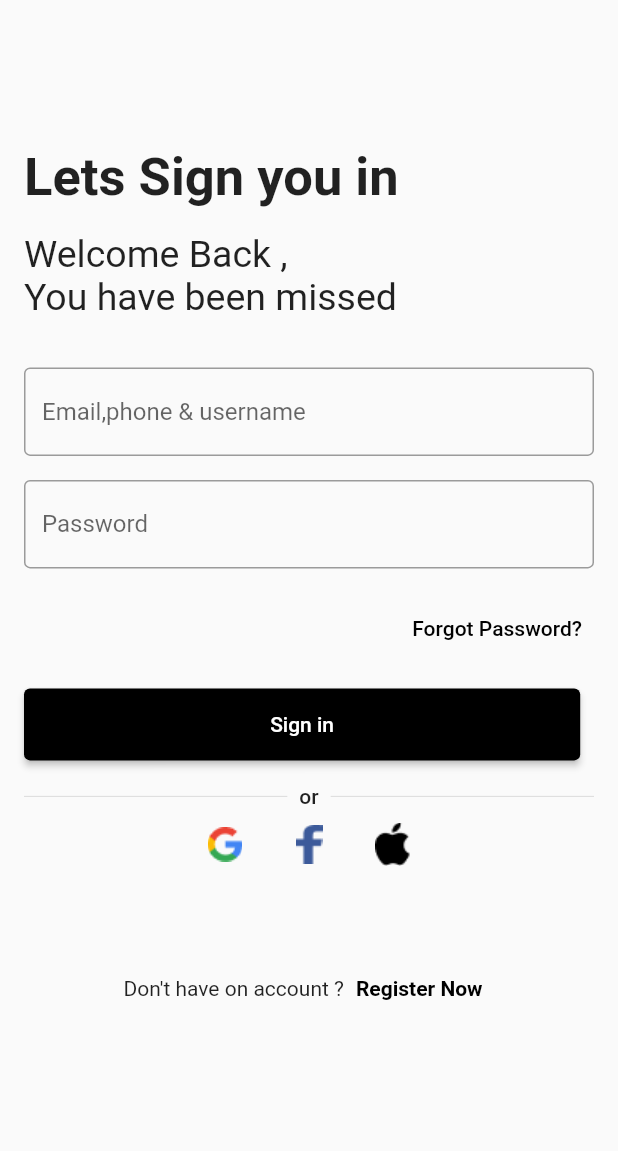
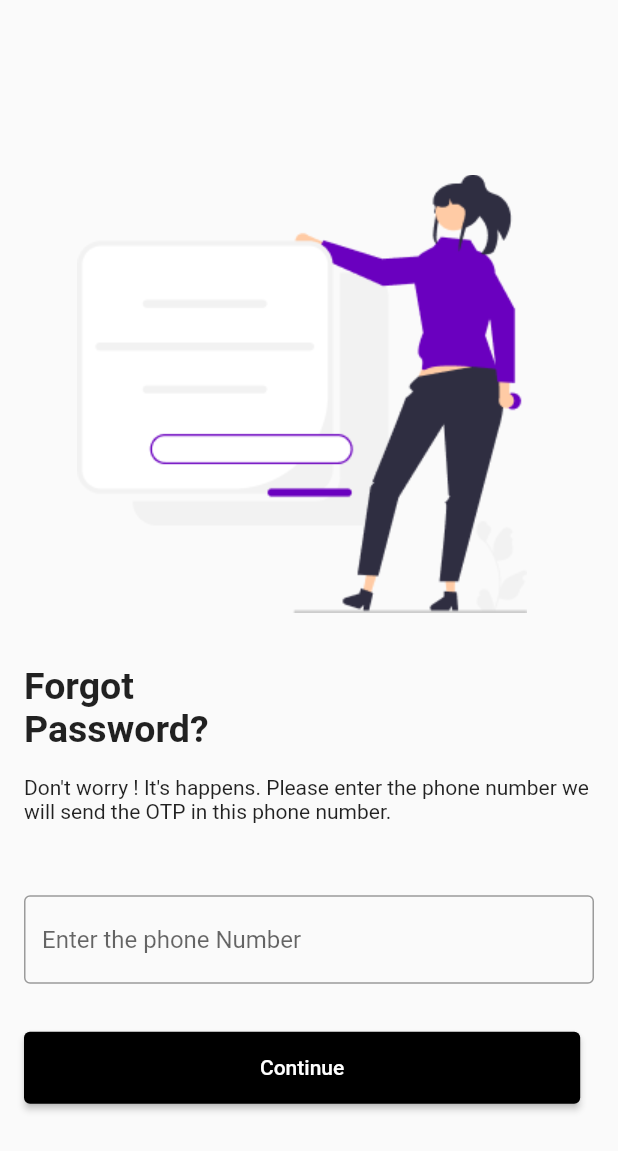
Before and after one commit to beProBro/auth_screen, a Flutter app: the SignInPage screen opened directly, after a tap on "Forgot Password?", on a phone screen of 412 x 824 dp. Shown: the top 1151 px of the screen. Run offline on Flutter 3.47's test engine with Material 2 defaults, Android fonts, the phone set to English and light mode, and no system bars; our stand-ins replace device_preview, pinput.

Commit message:
completed auth otp & forgot password

```diff
--- /dev/null
+++ b/lib/screen/forgotPassword-page.dart
@@ -0,0 +1,53 @@
+import 'package:auth_project/configs.dart';
+import 'package:auth_project/screen/otpVerification-page.dart';
+import 'package:auth_project/widgets/primaryButton-widget.dart';
+import 'package:auth_project/widgets/textfields-widget.dart';
+import 'package:flutter/material.dart';
+
+class ForgotPasswordPage extends StatelessWidget {
+  late Size size;
+  @override
+  Widget build(BuildContext context) {
+    size = MediaQuery.of(context).size;
+    return Scaffold(
+      body: Padding(
+        padding: const EdgeInsets.all(defaultPadding),
+        child: Column(
+          crossAxisAlignment: CrossAxisAlignment.start,
+          children: [
+            SizedBox(height: size.height * 0.08),
+            SizedBox(
+                width: size.width * 0.9,
+                child: Image.asset(
+                    "assets/images/forgot_password_background.png")),
+            const Text(
+              "Forgot \nPassword?",
+              style: TextStyle(fontWeight: FontWeight.bold, fontSize: 25),
+            ),
+            const Padding(
+              padding: EdgeInsets.symmetric(vertical: defaultPadding),
+              child: Text(
+                "Don't worry ! It's happens. Please enter the phone number we will send the OTP in this phone number.",
+              ),
+            ),
+            TextFieldWidget(
+              hint: "Enter the phone Number",
+            ),
+            Container(
+              margin: const EdgeInsets.symmetric(vertical: defaultPadding * 2),
+              width: size.width * 0.9,
+              child: PrimaryButtonWidget(
+                  onPressed: () {
+                    Navigator.push(
+                        context,
+                        MaterialPageRoute(
+                            builder: (context) => OtpVerificationPage()));
+                  },
+                  name: "Continue"),
+            )
+          ],
+        ),
+      ),
+    );
+  }
+}
--- a/lib/screen/signin-page.dart
+++ b/lib/screen/signin-page.dart
@@ -1,7 +1,10 @@
 import 'dart:ui';
 
 import 'package:auth_project/configs.dart';
+import 'package:auth_project/screen/forgotPassword-page.dart';
 import 'package:auth_project/screen/register.dart';
+import 'package:auth_project/widgets/primaryButton-widget.dart';
+import 'package:auth_project/widgets/textfields-widget.dart';
 import 'package:flutter/material.dart';
 import 'package:flutter/src/widgets/container.dart';
 import 'package:flutter/src/widgets/framework.dart';
@@ -35,38 +38,32 @@ class SignInPage extends StatelessWidget {
               "You have been missed",
               style: TextStyle(fontSize: 25),
             ),
-            Padding(
-              padding: const EdgeInsets.only(top: defaultPadding * 2),
-              child: TextFormField(
-                decoration: const InputDecoration(
-                    hintText: "Email,phone & username",
-                    border: OutlineInputBorder()),
-              ),
+            TextFieldWidget(
+              hint: "Email,phone & username",
             ),
-            Padding(
-              padding: const EdgeInsets.symmetric(vertical: defaultPadding),
-              child: TextFormField(
-                decoration: const InputDecoration(
-                    hintText: "Password", border: OutlineInputBorder()),
-              ),
+            TextFieldWidget(
+              hint: "Password",
+              edgeInsets: const EdgeInsets.symmetric(vertical: defaultPadding),
             ),
             Align(
               alignment: Alignment.centerRight,
               child: TextButton(
-                  onPressed: () {},
+                  onPressed: () {
+                    Navigator.push(
+                        context,
+                        MaterialPageRoute(
+                            builder: (context) => ForgotPasswordPage()));
+                  },
                   style: TextButton.styleFrom(primary: Colors.black),
                   child: const Text("Forgot Password?")),
             ),
             Container(
               margin: const EdgeInsets.symmetric(vertical: defaultPadding),
               width: size.width * 0.9,
-              child: ElevatedButton(
-                  onPressed: () {},
-                  style: ElevatedButton.styleFrom(
-                    backgroundColor: Colors.black,
-                      padding:
-                          const EdgeInsets.symmetric(vertical: defaultPadding)),
-                  child: const Text("Sign in")),
+              child: PrimaryButtonWidget(
+                name: "Sign in",
+                onPressed: () {},
+              ),
             ),
             Row(
               children: const [
--- /dev/null
+++ b/lib/widgets/primaryButton-widget.dart
@@ -0,0 +1,18 @@
+import 'package:auth_project/configs.dart';
+import 'package:flutter/material.dart';
+
+class PrimaryButtonWidget extends StatelessWidget {
+  String name;
+  VoidCallback onPressed;
+  PrimaryButtonWidget({super.key, required this.name, required this.onPressed});
+
+  @override
+  Widget build(BuildContext context) {
+    return ElevatedButton(
+        onPressed: onPressed,
+        style: ElevatedButton.styleFrom(
+            backgroundColor: Colors.black,
+            padding: const EdgeInsets.symmetric(vertical: defaultPadding)),
+        child: Text(name));
+  }
+}
--- /dev/null
+++ b/lib/widgets/textfields-widget.dart
@@ -0,0 +1,21 @@
+import 'package:auth_project/configs.dart';
+import 'package:flutter/material.dart';
+import 'package:flutter/src/widgets/container.dart';
+import 'package:flutter/src/widgets/framework.dart';
+
+class TextFieldWidget extends StatelessWidget {
+  String hint;
+  EdgeInsets? edgeInsets;
+  TextFieldWidget({super.key, required this.hint,this.edgeInsets});
+  @override
+  Widget build(BuildContext context) {
+    return Padding(
+      padding: edgeInsets ??const EdgeInsets.only(top: defaultPadding * 2),
+      child: TextFormField(
+        decoration:
+            InputDecoration(hintText: hint, border: const OutlineInputBorder()),
+      ),
+    );
+    ;
+  }
+}
--- a/pubspec.yaml
+++ b/pubspec.yaml
@@ -37,6 +37,7 @@ dependencies:
   # Use with the CupertinoIcons class for iOS style icons.
   cupertino_icons: ^1.0.2
   device_preview: ^1.1.0
+  pinput: ^2.2.21
 
 dev_dependencies:
   flutter_test:
@@ -68,6 +69,8 @@ flutter:
     - assets/images/background.png
     - assets/images/facebook.png
     - assets/images/google.png
+    - assets/images/forgot_password_background.png
+    - assets/images/otp_background.png
   #   - images/a_dot_ham.jpeg
 
   # An image asset can refer to one or more resolution-specific "variants", see
```
Also changed, not shown: lib/screen/otpVerification-page.dart (added, +55 -0 lines), lib/screen/register.dart (+11 -22 lines), lib/widgets/primaryTextButton-widget.dart (added, +19 -0 lines), assets/images/forgot_password_background.png (added), assets/images/otp_background.png (added), pubspec.lock.
